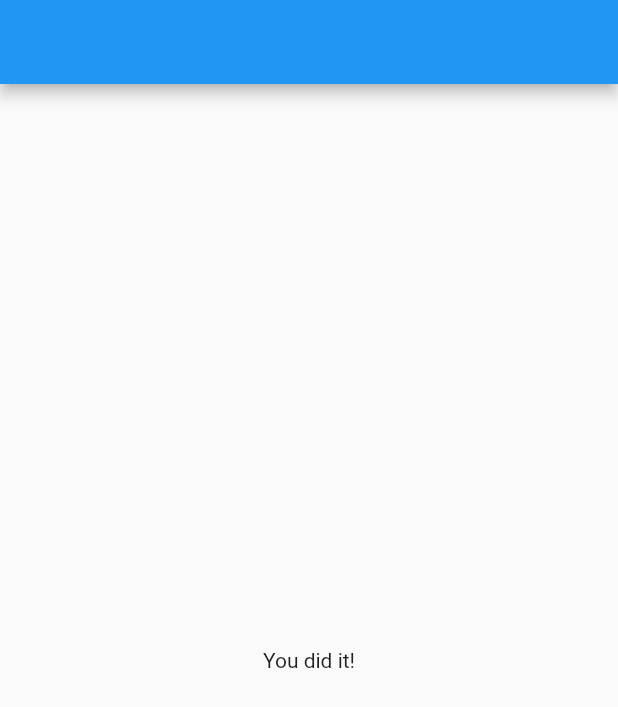
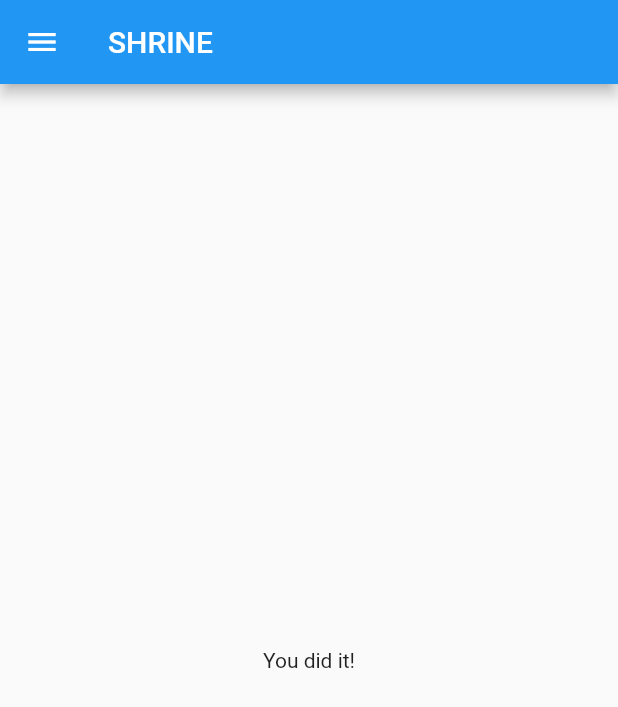
Before and after one commit to ihebessaied/mdc_100_series, a Flutter app: the HomePage screen opened directly, on a phone screen of 412 x 824 dp. Shown: the top 707 px of the screen. Run offline on Flutter 3.47's test engine with Material 2 defaults, Android fonts, the phone set to English and light mode, and no system bars.

Commit message:
add a leading IconButton

```diff
--- a/lib/home.dart
+++ b/lib/home.dart
@@ -27,7 +27,18 @@ class HomePage extends StatelessWidget {
       // TODO: Add app bar (102)
       appBar: AppBar(
         // TODO: Add buttons and title (102)
+        title: const Text('SHRINE'),
+        leading: IconButton(
+          icon: const Icon(
+            Icons.menu,
+            semanticLabel: 'menu',
+          ),
+          onPressed: () {
+            print('Menu button');
+          },
+        ),
 
+        // TODO: Add trailing buttons (102)
       ),
 
       // TODO: Add a grid view (102)
```
